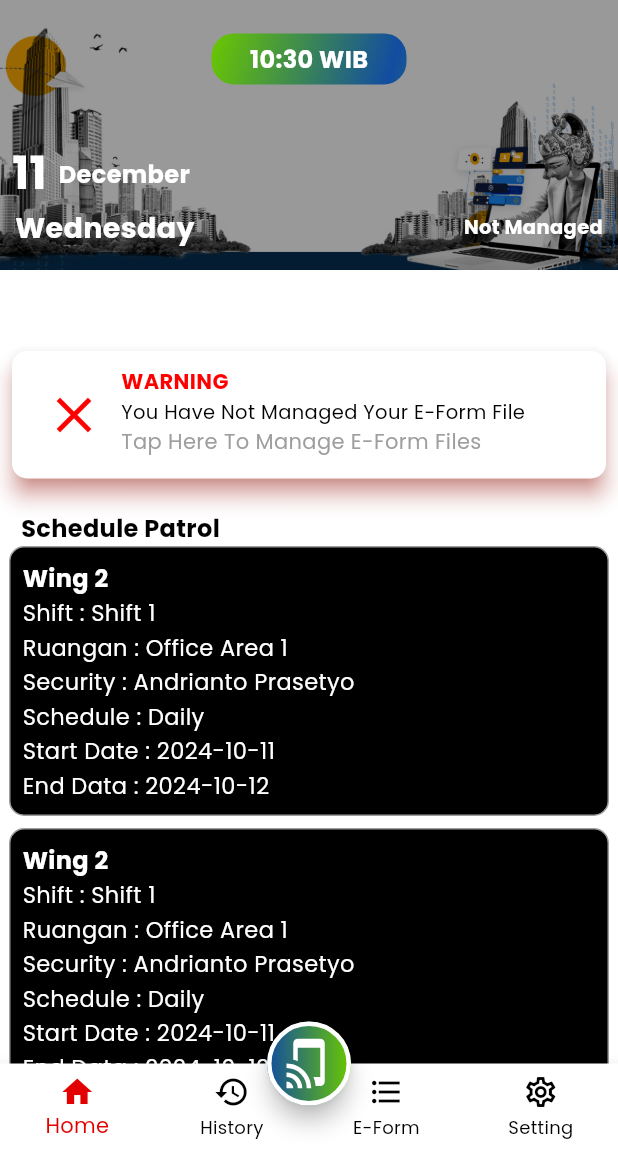
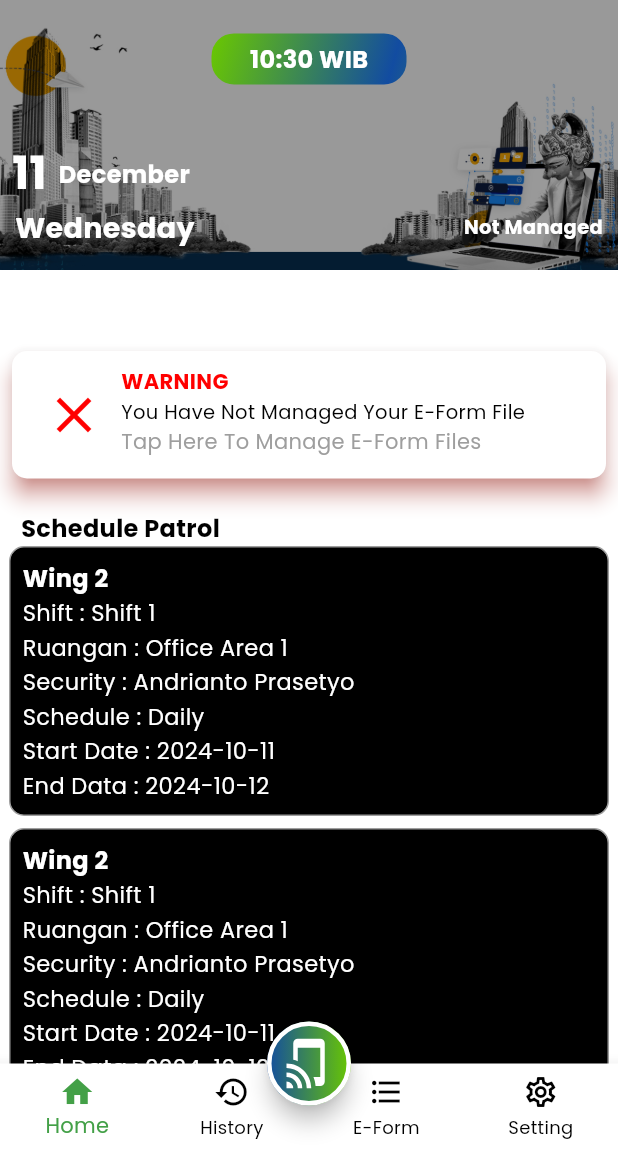
Before and after one commit to michaelis2101/smartpatrol, a Flutter app: the screen it shows after launch, on a phone screen of 412 x 824 dp, the part 84-1236 px from its top. Run offline on Flutter 3.47's test engine with Material 3 defaults, Android fonts, the light colour scheme and no system bars; our stand-ins replace bloc, dio, equatable, file_picker, flutter_bloc, flutter_offline and 8 more; missing offline and left inert: cr_file_saver, nfc_manager, open_settings; accounts and stored records are empty.

Commit message:
change navbar selected color

```diff
--- a/lib/features/screens/home/home_presenter/main_home_page.dart
+++ b/lib/features/screens/home/home_presenter/main_home_page.dart
@@ -109,7 +109,8 @@ class _MainHomePageState extends State<MainHomePage> {
           builder: (context, state) => BottomNavigationBar(
             type: BottomNavigationBarType.fixed,
             unselectedItemColor: Colors.black,
-            selectedItemColor: kRedBlack,
+            selectedItemColor: Colors.green.shade600,
+            // selectedItemColor: kRedBlack,
             backgroundColor: Colors.white,
             currentIndex: state.indexPage,
             items: _bottomNavBarItems,
```
